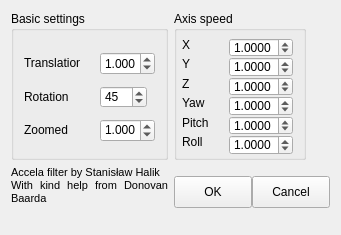
Before: the Qt Designer form ftnoir_filter_accela/ftnoir_accela_filtercontrols.ui in opentrack/opentrack, drawn with Qt 5.
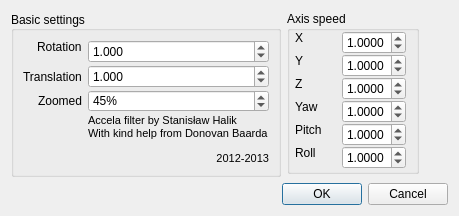
After: the same form once the commit is applied. Icons and pictures are not drawn.

Commit message: fix layout (again, sorry)

Patch:
```diff
--- a/ftnoir_filter_accela/ftnoir_accela_filtercontrols.ui
+++ b/ftnoir_filter_accela/ftnoir_accela_filtercontrols.ui
@@ -9,8 +9,8 @@
    <rect>
     <x>0</x>
     <y>0</y>
-    <width>427</width>
-    <height>235</height>
+    <width>459</width>
+    <height>207</height>
    </rect>
   </property>
   <property name="sizePolicy">
@@ -21,14 +21,14 @@
   </property>
   <property name="minimumSize">
    <size>
-    <width>248</width>
-    <height>235</height>
+    <width>0</width>
+    <height>0</height>
    </size>
   </property>
   <property name="maximumSize">
    <size>
-    <width>428</width>
-    <height>235</height>
+    <width>459</width>
+    <height>207</height>
    </size>
   </property>
   <property name="windowTitle">
@@ -47,23 +47,14 @@
   <property name="styleSheet">
    <string notr="true"/>
   </property>
-  <layout class="QGridLayout" name="gridLayout_2">
-   <property name="sizeConstraint">
-    <enum>QLayout::SetMaximumSize</enum>
-   </property>
-   <property name="horizontalSpacing">
-    <number>-1</number>
-   </property>
-   <property name="verticalSpacing">
-    <number>0</number>
-   </property>
+  <layout class="QFormLayout" name="formLayout_3">
    <item row="0" column="0">
     <widget class="QGroupBox" name="groupbox2">
      <property name="enabled">
       <bool>true</bool>
      </property>
      <property name="sizePolicy">
-      <sizepolicy hsizetype="Fixed" vsizetype="Minimum">
+      <sizepolicy hsizetype="Fixed" vsizetype="Fixed">
        <horstretch>0</horstretch>
        <verstretch>0</verstretch>
       </sizepolicy>
@@ -77,29 +68,32 @@
      <property name="title">
       <string>Basic settings</string>
      </property>
-     <layout class="QGridLayout" name="gridLayout">
-      <property name="leftMargin">
-       <number>10</number>
-      </property>
-      <property name="topMargin">
-       <number>10</number>
+     <property name="alignment">
+      <set>Qt::AlignLeading|Qt::AlignLeft|Qt::AlignVCenter</set>
+     </property>
+     <layout class="QFormLayout" name="formLayout_2">
+      <property name="fieldGrowthPolicy">
+       <enum>QFormLayout::ExpandingFieldsGrow</enum>
       </property>
-      <property name="rightMargin">
-       <number>10</number>
+      <property name="rowWrapPolicy">
+       <enum>QFormLayout::DontWrapRows</enum>
       </property>
-      <property name="bottomMargin">
-       <number>2</number>
+      <property name="labelAlignment">
+       <set>Qt::AlignRight|Qt::AlignTop|Qt::AlignTrailing</set>
+      </property>
+      <property name="formAlignment">
+       <set>Qt::AlignRight|Qt::AlignTop|Qt::AlignTrailing</set>
       </property>
       <property name="horizontalSpacing">
-       <number>20</number>
+       <number>6</number>
       </property>
       <property name="verticalSpacing">
-       <number>0</number>
+       <number>2</number>
       </property>
-      <item row="1" column="0">
+      <item row="0" column="0">
        <widget class="QLabel" name="label_2">
         <property name="sizePolicy">
-         <sizepolicy hsizetype="Fixed" vsizetype="Fixed">
+         <sizepolicy hsizetype="Fixed" vsizetype="Expanding">
           <horstretch>0</horstretch>
           <verstretch>0</verstretch>
          </sizepolicy>
@@ -112,47 +106,16 @@
         </property>
        </widget>
       </item>
-      <item row="1" column="1">
-       <widget class="QSpinBox" name="spinZoom">
-        <property name="sizePolicy">
-         <sizepolicy hsizetype="Fixed" vsizetype="Fixed">
-          <horstretch>0</horstretch>
-          <verstretch>0</verstretch>
-         </sizepolicy>
-        </property>
-        <property name="minimumSize">
-         <size>
-          <width>35</width>
-          <height>22</height>
-         </size>
-        </property>
-        <property name="styleSheet">
-         <string notr="true">background:none;</string>
-        </property>
-        <property name="readOnly">
-         <bool>false</bool>
-        </property>
-        <property name="minimum">
-         <number>0</number>
-        </property>
-        <property name="maximum">
-         <number>200</number>
-        </property>
-        <property name="value">
-         <number>45</number>
-        </property>
-       </widget>
-      </item>
-      <item row="2" column="1">
+      <item row="0" column="1">
        <widget class="QDoubleSpinBox" name="rotation_alpha">
         <property name="sizePolicy">
-         <sizepolicy hsizetype="Fixed" vsizetype="Fixed">
+         <sizepolicy hsizetype="Expanding" vsizetype="Minimum">
           <horstretch>0</horstretch>
           <verstretch>0</verstretch>
          </sizepolicy>
         </property>
         <property name="alignment">
-         <set>Qt::AlignLeading|Qt::AlignLeft|Qt::AlignTop</set>
+         <set>Qt::AlignLeading|Qt::AlignLeft|Qt::AlignVCenter</set>
         </property>
         <property name="correctionMode">
          <enum>QAbstractSpinBox::CorrectToPreviousValue</enum>
@@ -171,10 +134,48 @@
         </property>
        </widget>
       </item>
+      <item row="1" column="0">
+       <widget class="QLabel" name="label_3">
+        <property name="sizePolicy">
+         <sizepolicy hsizetype="Fixed" vsizetype="Expanding">
+          <horstretch>0</horstretch>
+          <verstretch>0</verstretch>
+         </sizepolicy>
+        </property>
+        <property name="text">
+         <string>Translation</string>
+        </property>
+       </widget>
+      </item>
+      <item row="1" column="1">
+       <widget class="QDoubleSpinBox" name="translation_alpha">
+        <property name="sizePolicy">
+         <sizepolicy hsizetype="Expanding" vsizetype="Minimum">
+          <horstretch>0</horstretch>
+          <verstretch>0</verstretch>
+         </sizepolicy>
+        </property>
+        <property name="alignment">
+         <set>Qt::AlignLeading|Qt::AlignLeft|Qt::AlignVCenter</set>
+        </property>
+        <property name="decimals">
+         <number>3</number>
+        </property>
+        <property name="minimum">
+         <double>0.100000000000000</double>
+        </property>
+        <property name="maximum">
+         <double>65535.000000000000000</double>
+        </property>
+        <property name="value">
+         <double>1.000000000000000</double>
+        </property>
+       </widget>
+      </item>
       <item row="2" column="0">
        <widget class="QLabel" name="lblSensYaw_5">
         <property name="sizePolicy">
-         <sizepolicy hsizetype="Fixed" vsizetype="Fixed">
+         <sizepolicy hsizetype="Fixed" vsizetype="Expanding">
           <horstretch>0</horstretch>
           <verstretch>0</verstretch>
          </sizepolicy>
@@ -200,102 +201,50 @@
         </property>
        </widget>
       </item>
-      <item row="0" column="0">
-       <widget class="QLabel" name="label_3">
+      <item row="2" column="1">
+       <widget class="QSpinBox" name="spinZoom">
         <property name="sizePolicy">
-         <sizepolicy hsizetype="Fixed" vsizetype="Fixed">
+         <sizepolicy hsizetype="Expanding" vsizetype="Minimum">
           <horstretch>0</horstretch>
           <verstretch>0</verstretch>
          </sizepolicy>
         </property>
-        <property name="text">
-         <string>Translation</string>
+        <property name="minimumSize">
+         <size>
+          <width>96</width>
+          <height>22</height>
+         </size>
         </property>
-       </widget>
-      </item>
-      <item row="0" column="1">
-       <widget class="QDoubleSpinBox" name="translation_alpha">
-        <property name="sizePolicy">
-         <sizepolicy hsizetype="Fixed" vsizetype="Fixed">
-          <horstretch>0</horstretch>
-          <verstretch>0</verstretch>
-         </sizepolicy>
+        <property name="styleSheet">
+         <string notr="true">background:none;</string>
         </property>
-        <property name="decimals">
-         <number>3</number>
+        <property name="alignment">
+         <set>Qt::AlignLeading|Qt::AlignLeft|Qt::AlignVCenter</set>
+        </property>
+        <property name="readOnly">
+         <bool>false</bool>
+        </property>
+        <property name="suffix">
+         <string>%</string>
         </property>
         <property name="minimum">
-         <double>0.100000000000000</double>
+         <number>0</number>
         </property>
         <property name="maximum">
-         <double>65535.000000000000000</double>
+         <number>200</number>
+        </property>
+        <property name="singleStep">
+         <number>1</number>
         </property>
         <property name="value">
-         <double>1.000000000000000</double>
+         <number>45</number>
         </property>
        </widget>
       </item>
-     </layout>
-    </widget>
-   </item>
-   <item row="1" column="1">
-    <layout class="QHBoxLayout" name="horizontalLayout">
-     <property name="spacing">
-      <number>-1</number>
-     </property>
-     <property name="sizeConstraint">
-      <enum>QLayout::SetMaximumSize</enum>
-     </property>
-     <property name="leftMargin">
-      <number>0</number>
-     </property>
-     <property name="topMargin">
-      <number>0</number>
-     </property>
-     <item>
-      <widget class="QPushButton" name="btnOK">
-       <property name="sizePolicy">
-        <sizepolicy hsizetype="Fixed" vsizetype="Fixed">
-         <horstretch>0</horstretch>
-         <verstretch>0</verstretch>
-        </sizepolicy>
-       </property>
-       <property name="minimumSize">
-        <size>
-         <width>0</width>
-         <height>32</height>
-        </size>
-       </property>
-       <property name="text">
-        <string>OK</string>
-       </property>
-      </widget>
-     </item>
-     <item>
-      <widget class="QPushButton" name="btnCancel">
-       <property name="sizePolicy">
-        <sizepolicy hsizetype="Fixed" vsizetype="Fixed">
-         <horstretch>0</horstretch>
-         <verstretch>0</verstretch>
-        </sizepolicy>
-       </property>
-       <property name="minimumSize">
-        <size>
-         <width>0</width>
-         <height>32</height>
-        </size>
-       </property>
-       <property name="text">
-        <string>Cancel</string>
-       </property>
-      </widget>
-     </item>
-    </layout>
-   </item>
-   <item row="1" column="0">
+      <item row="3" column="1">
     <widget class="QLabel" name="label_9">
      <property name="sizePolicy">
-      <sizepolicy hsizetype="Fixed" vsizetype="Fixed">
+         <sizepolicy hsizetype="Preferred" vsizetype="Fixed">
        <horstretch>0</horstretch>
        <verstretch>0</verstretch>
       </sizepolicy>
@@ -331,10 +280,13 @@
      </property>
     </widget>
    </item>
+     </layout>
+    </widget>
+   </item>
    <item row="0" column="1">
     <widget class="QGroupBox" name="groupBox">
      <property name="sizePolicy">
-      <sizepolicy hsizetype="Maximum" vsizetype="Maximum">
+      <sizepolicy hsizetype="Maximum" vsizetype="Fixed">
        <horstretch>0</horstretch>
        <verstretch>0</verstretch>
       </sizepolicy>
@@ -356,7 +308,7 @@
        <number>5</number>
       </property>
       <property name="topMargin">
-       <number>7</number>
+       <number>0</number>
       </property>
       <property name="rightMargin">
        <number>10</number>
@@ -604,6 +556,13 @@
      </layout>
     </widget>
    </item>
+   <item row="1" column="0" colspan="2">
+    <widget class="QDialogButtonBox" name="buttonBox">
+     <property name="standardButtons">
+      <set>QDialogButtonBox::Cancel|QDialogButtonBox::Ok</set>
+     </property>
+    </widget>
+   </item>
   </layout>
  </widget>
  <resources/>
```
Lines whose indentation alone changed are shown as unchanged. The commit also changes 1 other file.
